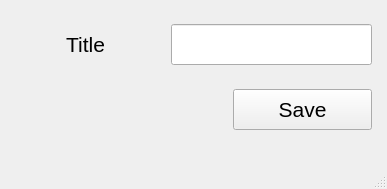
First picture: the form in interfaces/subject.ui, repository WELC0ME/Scheduler, before the edit.
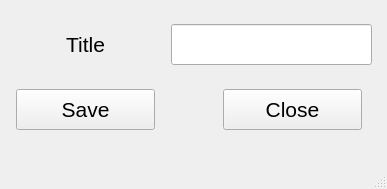
Second picture: the form after the edit.

The edit to the form file:
```diff
--- a/interfaces/subject.ui
+++ b/interfaces/subject.ui
@@ -32,7 +32,7 @@
    <widget class="QPushButton" name="btn_save">
     <property name="geometry">
      <rect>
-      <x>233</x>
+      <x>16</x>
       <y>89</y>
       <width>139</width>
       <height>41</height>
@@ -153,6 +153,46 @@
      <set>Qt::AlignCenter</set>
     </property>
    </widget>
+   <widget class="QPushButton" name="btn_close">
+    <property name="geometry">
+     <rect>
+      <x>223</x>
+      <y>89</y>
+      <width>139</width>
+      <height>41</height>
+     </rect>
+    </property>
+    <property name="sizePolicy">
+     <sizepolicy hsizetype="Fixed" vsizetype="Fixed">
+      <horstretch>0</horstretch>
+      <verstretch>0</verstretch>
+     </sizepolicy>
+    </property>
+    <property name="minimumSize">
+     <size>
+      <width>0</width>
+      <height>0</height>
+     </size>
+    </property>
+    <property name="maximumSize">
+     <size>
+      <width>16777215</width>
+      <height>16777215</height>
+     </size>
+    </property>
+    <property name="font">
+     <font>
+      <pointsize>16</pointsize>
+      <stylestrategy>PreferAntialias</stylestrategy>
+     </font>
+    </property>
+    <property name="styleSheet">
+     <string notr="true"/>
+    </property>
+    <property name="text">
+     <string>Close</string>
+    </property>
+   </widget>
   </widget>
   <widget class="QStatusBar" name="status_bar">
    <property name="font">
```
